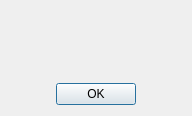
Old version of the form JS8_UI/About.ui in the repository RobBobbins/JS8Call-Plus.
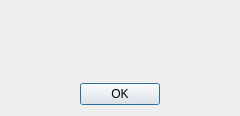
New version of the form.

Commit message:
About: build date filled in when built, Carson's email, wider margins
- Build line is now 'Built on <build date> / by Carson VA3OSO / va3oso.dx@gmail.com'.
  The date comes from the build (CREATED); the build number is dropped.
- About text block margins doubled to 80 px left and right.

Diff of the .ui file:
```diff
--- a/JS8_UI/About.ui
+++ b/JS8_UI/About.ui
@@ -18,10 +18,10 @@
   </property>
   <layout class="QVBoxLayout" name="verticalLayout">
    <property name="leftMargin">
-    <number>40</number>
+    <number>80</number>
    </property>
    <property name="rightMargin">
-    <number>40</number>
+    <number>80</number>
    </property>
    <item>
     <layout class="QHBoxLayout" name="horizontalLayout_2">
```
The commit also changes 1 other file.
